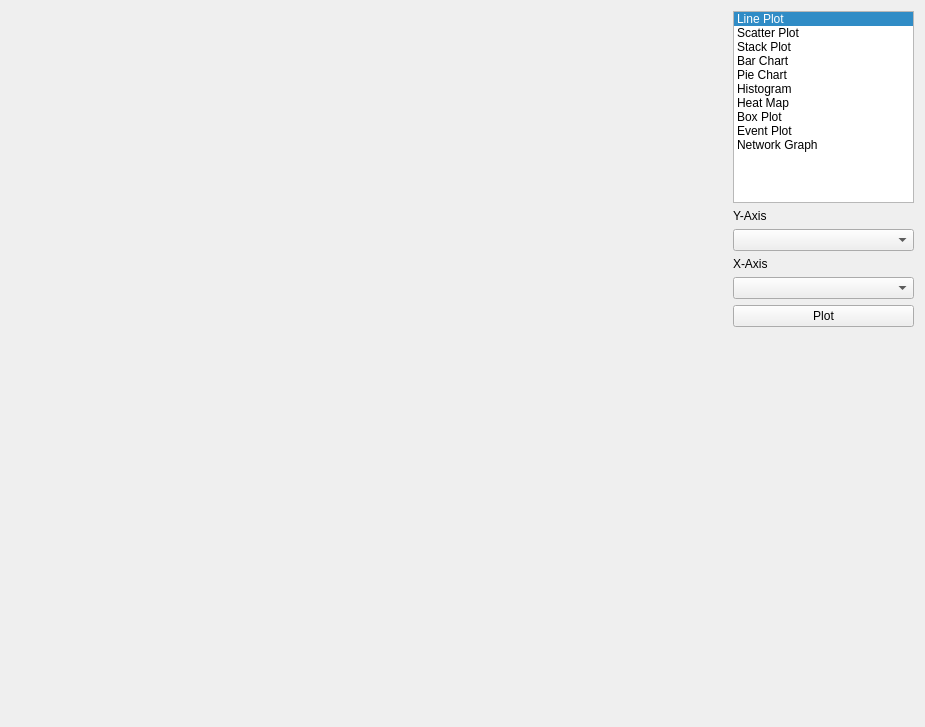
Above: ui/plotWindow.ui from IvanGranero/pktAnalyzer before the change. Below: the same form after it.
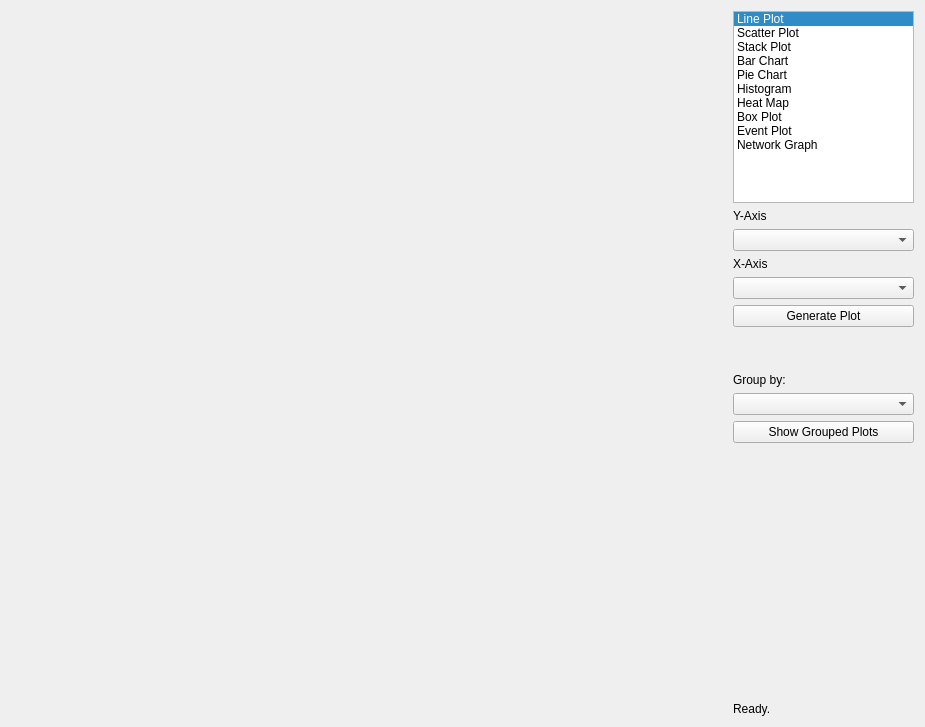
That is the form after the change.

Commit message: multiple plots added

Patch:
```diff
--- a/ui/plotWindow.ui
+++ b/ui/plotWindow.ui
@@ -18,7 +18,7 @@
     <layout class="QVBoxLayout" name="plot_layout"/>
    </item>
    <item>
-    <layout class="QVBoxLayout" name="verticalLayout" stretch="0,0,0,0,0,0,50">
+    <layout class="QVBoxLayout" name="verticalLayout" stretch="0,0,0,0,0,0,0,0,0,0,50,0">
      <item>
       <widget class="QListWidget" name="chart_types">
        <property name="currentRow">
@@ -99,7 +99,37 @@
      <item>
       <widget class="QPushButton" name="btn_plot">
        <property name="text">
-        <string>Plot</string>
+        <string>Generate Plot</string>
+       </property>
+      </widget>
+     </item>
+     <item>
+      <spacer name="verticalSpacer_2">
+       <property name="orientation">
+        <enum>Qt::Vertical</enum>
+       </property>
+       <property name="sizeHint" stdset="0">
+        <size>
+         <width>20</width>
+         <height>40</height>
+        </size>
+       </property>
+      </spacer>
+     </item>
+     <item>
+      <widget class="QLabel" name="labelgroupby">
+       <property name="text">
+        <string>Group by:</string>
+       </property>
+      </widget>
+     </item>
+     <item>
+      <widget class="QComboBox" name="dropdown_groupby"/>
+     </item>
+     <item>
+      <widget class="QPushButton" name="btn_multipleplots">
+       <property name="text">
+        <string>Show Grouped Plots</string>
        </property>
       </widget>
      </item>
@@ -116,6 +146,13 @@
        </property>
       </spacer>
      </item>
+     <item>
+      <widget class="QLabel" name="labelstatus">
+       <property name="text">
+        <string>Ready.</string>
+       </property>
+      </widget>
+     </item>
     </layout>
    </item>
   </layout>
```
The commit also changes 21 other files.
